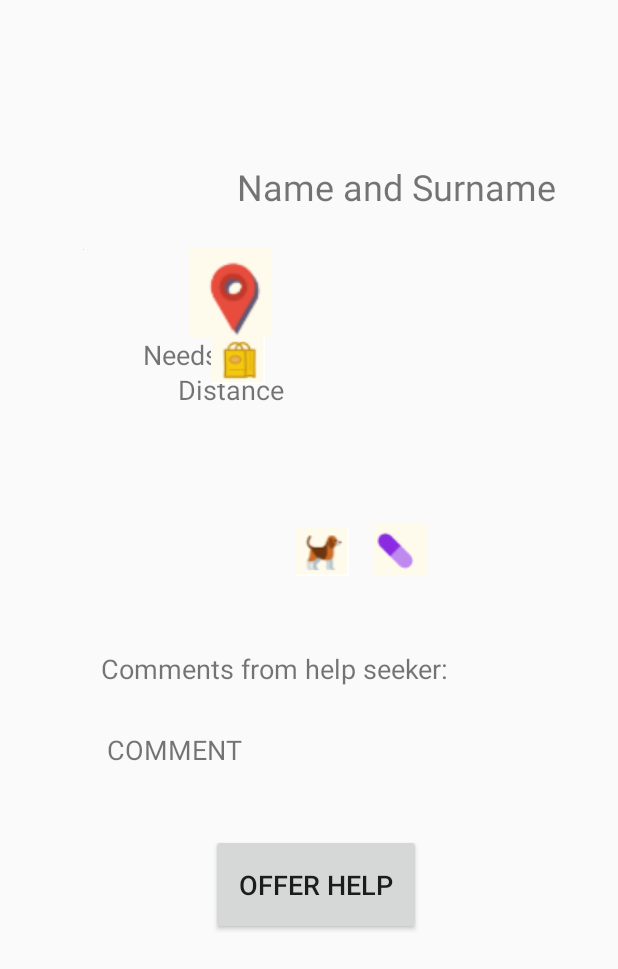
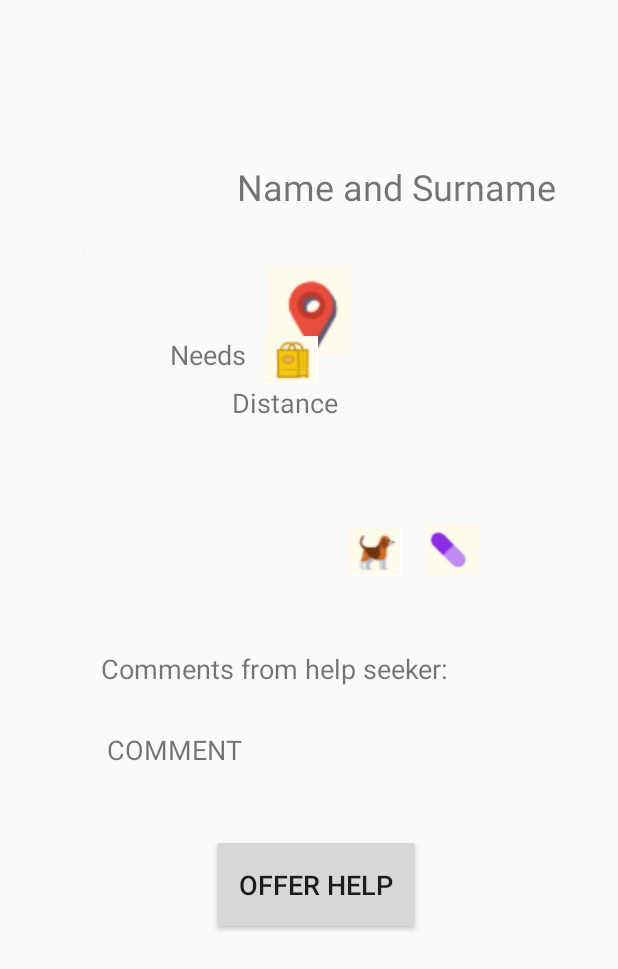
Before and after one commit to lprakapovich/Helpshake, an Android app: the layout fragment_request_description.xml on its own in the app's theme, with its tools: preview values and no code run, on a phone screen of 412 x 824 dp. Shown: the top 969 px of the screen. Run offline under Robolectric (Android 15) with nearby library versions, the phone set to English and light mode, and no system bars.

Commit message:
DialogRequestDetails class added

```diff
--- a/app/src/main/AndroidManifest.xml
+++ b/app/src/main/AndroidManifest.xml
@@ -9,10 +9,11 @@
         android:roundIcon="@mipmap/ic_launcher_round"
         android:supportsRtl="true"
         android:theme="@style/AppTheme">
-        <activity android:name=".view.VolunteerHomeActivity"/>
+        <activity android:name=".view.VolunteerHomeActivity" />
         <activity android:name=".view.ReviewsActivity" />
         <activity android:name=".view.HelpSeekerProfilePage" />
         <activity android:name=".view.VolunteerProfilePage" />
+        <activity android:name=".view.HelpSeekerHomeActivity" />
         <activity
             android:name=".view.LoginActivity"
             android:label="@string/title_activity_login"
@@ -24,7 +25,6 @@
                 <category android:name="android.intent.category.LAUNCHER" />
             </intent-filter>
         </activity>
-        <activity android:name=".view.HelpSeekerHomeActivity"/>
     </application>
 
 </manifest>
--- a/app/src/main/res/layout/activity_request_description.xml
+++ b/app/src/main/res/layout/fragment_request_description.xml
@@ -1,8 +1,14 @@
 <?xml version="1.0" encoding="utf-8"?>
+
+<layout xmlns:tools="http://schemas.android.com/tools"
+    xmlns:android="http://schemas.android.com/apk/res/android"
+    xmlns:app="http://schemas.android.com/apk/res-auto">
+
+    <ScrollView
+        android:layout_width="fill_parent"
+        android:layout_height="fill_parent">
+
 <androidx.constraintlayout.widget.ConstraintLayout
-    xmlns:android="http://schemas.android.com/apk/res/android"
-    xmlns:app="http://schemas.android.com/apk/res-auto"
-    xmlns:tools="http://schemas.android.com/tools"
     android:layout_width="match_parent"
     android:layout_height="match_parent">
 
@@ -38,9 +44,9 @@
         android:id="@+id/distanceImage"
         android:layout_width="68dp"
         android:layout_height="60dp"
-        android:layout_marginStart="64dp"
-        android:layout_marginLeft="64dp"
-        android:layout_marginTop="24dp"
+        android:layout_marginStart="116dp"
+        android:layout_marginLeft="116dp"
+        android:layout_marginTop="36dp"
         android:contentDescription="@string/map_point_image"
         app:layout_constraintStart_toEndOf="@+id/helpSeekerPhoto"
         app:layout_constraintTop_toBottomOf="@+id/nameAndSurnameText"
@@ -50,9 +56,9 @@
         android:id="@+id/distanceText"
         android:layout_width="100dp"
         android:layout_height="48dp"
-        android:layout_marginStart="48dp"
-        android:layout_marginLeft="48dp"
-        android:layout_marginTop="11dp"
+        android:layout_marginStart="84dp"
+        android:layout_marginLeft="84dp"
+        android:layout_marginTop="8dp"
         android:gravity="center"
         android:text="@string/distance"
         android:textSize="18sp"
@@ -114,9 +120,9 @@
         android:id="@+id/medicinesImage"
         android:layout_width="wrap_content"
         android:layout_height="wrap_content"
-        android:layout_marginTop="65dp"
-        android:layout_marginEnd="127dp"
-        android:layout_marginRight="127dp"
+        android:layout_marginTop="56dp"
+        android:layout_marginEnd="92dp"
+        android:layout_marginRight="92dp"
         android:contentDescription="@string/medicines_image"
         app:layout_constraintEnd_toEndOf="parent"
         app:layout_constraintTop_toBottomOf="@+id/distanceText"
@@ -150,3 +156,5 @@
         app:layout_constraintTop_toBottomOf="@+id/commentText" />
 
 </androidx.constraintlayout.widget.ConstraintLayout>
+    </ScrollView>
+</layout>
--- a/app/src/main/res/layout/list_item_volunteer_request.xml
+++ b/app/src/main/res/layout/list_item_volunteer_request.xml
@@ -60,7 +60,7 @@
         android:text="@string/distance"
         android:textAppearance="?android:attr/textAppearanceSmall"
         android:textColor="@android:color/black"
-        app:layout_constraintBottom_toTopOf="@+id/button"
+        app:layout_constraintBottom_toTopOf="@+id/infoBtn"
         app:layout_constraintStart_toEndOf="@+id/help_seeker_image"
         app:layout_constraintTop_toBottomOf="@+id/list_item_category" />
 
@@ -80,7 +80,7 @@
         tools:src="@drawable/ic_baseline_location_on_24" />
 
     <Button
-        android:id="@+id/button"
+        android:id="@+id/infoBtn"
         android:layout_width="wrap_content"
         android:layout_height="wrap_content"
         android:layout_marginStart="184dp"
```
Also changed, not shown: app/src/main/java/com/application/helpshake/ui/DialogRequestDetails.java (added, +49 -0 lines), app/src/main/java/com/application/helpshake/utils/RequestListAdapterVolunteer.java (+18 -1 lines).
